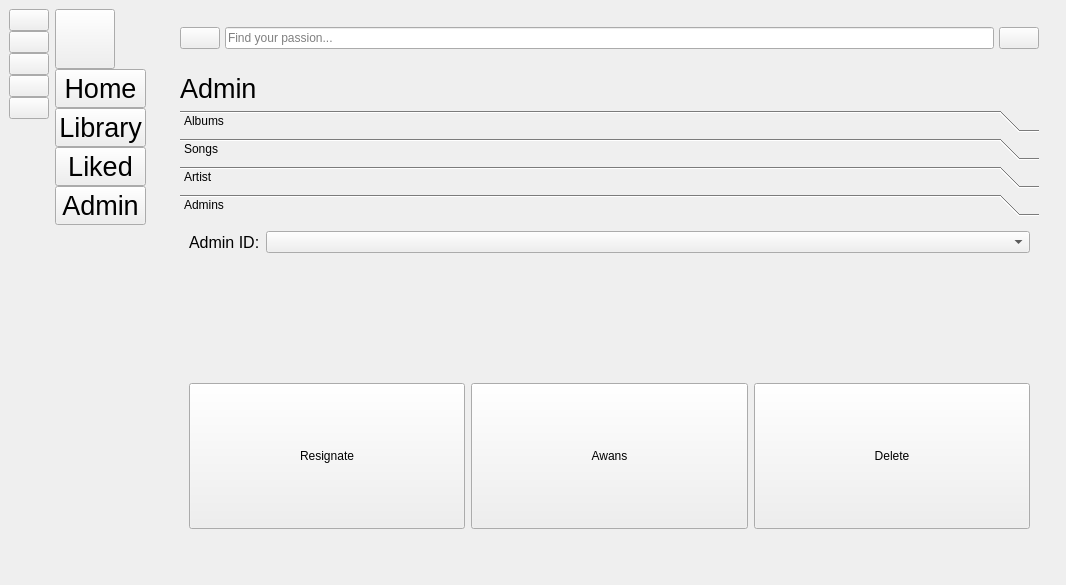
Above: gui/mainscreen.ui from blackjackmk/duckyfm before the change. Below: the same form after it.
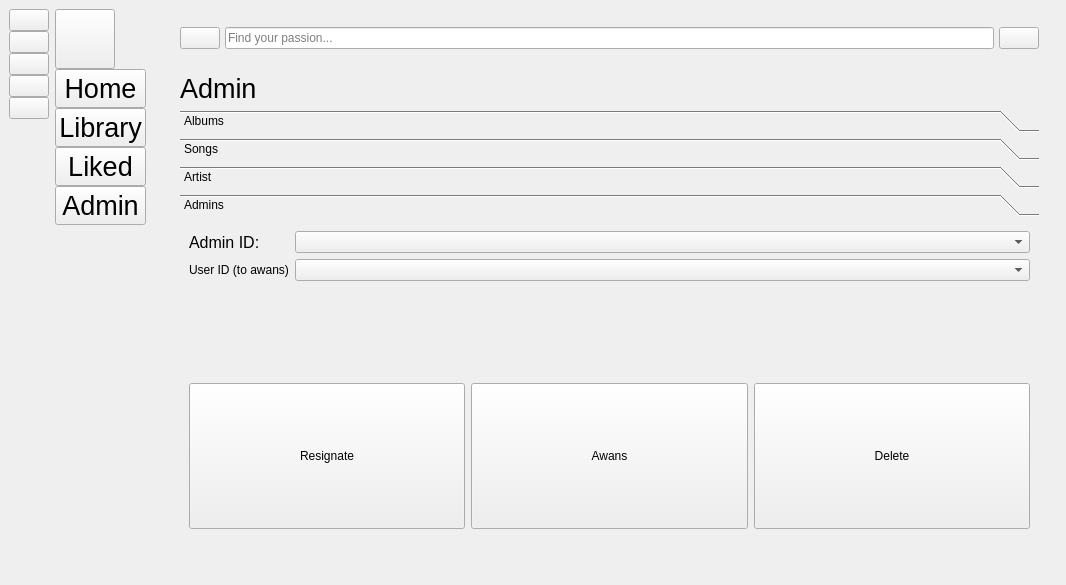
That is the form after the change. The open tabs and pages were chosen to show the change. Icons and pictures are not drawn.

What changed in the file:
```diff
--- a/gui/mainscreen.ui
+++ b/gui/mainscreen.ui
@@ -1212,6 +1212,16 @@
                    </property>
                   </widget>
                  </item>
+                 <item row="1" column="0">
+                  <widget class="QLabel" name="users_id">
+                   <property name="text">
+                    <string>User ID (to awans)</string>
+                   </property>
+                  </widget>
+                 </item>
+                 <item row="1" column="1">
+                  <widget class="QComboBox" name="user_id_field"/>
+                 </item>
                 </layout>
                </item>
                <item>
```
Left out of the diff: 2 changed lines with no effect on the pictures.
